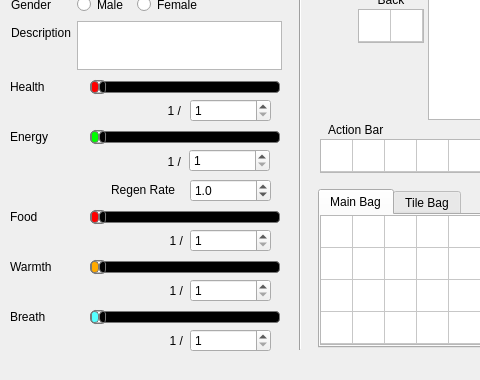
Qt form starcheat/templates/MainWindow.ui (wizzomafizzo/starcheat) before a commit; both pictures show x 0 to 480 and y 110 to 490 of the 654 by 490 pixel window.
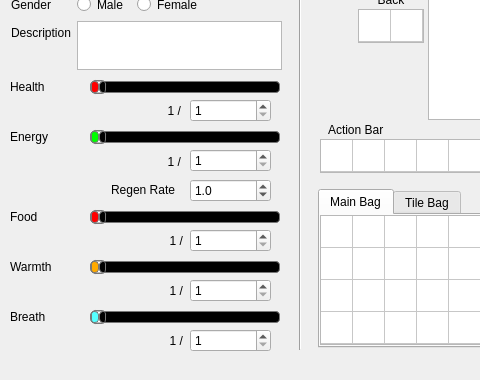
The same form after that commit.

Patch:
```diff
--- a/starcheat/templates/MainWindow.ui
+++ b/starcheat/templates/MainWindow.ui
@@ -265,7 +265,7 @@
    <widget class="QSpinBox" name="max_energy">
     <property name="geometry">
      <rect>
-      <x>189</x>
+      <x>190</x>
       <y>240</y>
       <width>81</width>
       <height>23</height>
```
Left out of the diff: 30 changed lines with no effect on the pictures.
